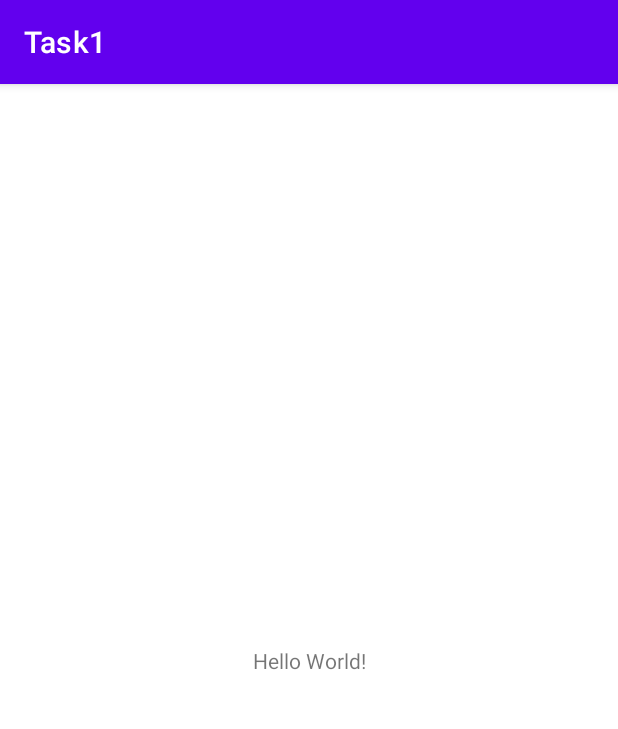
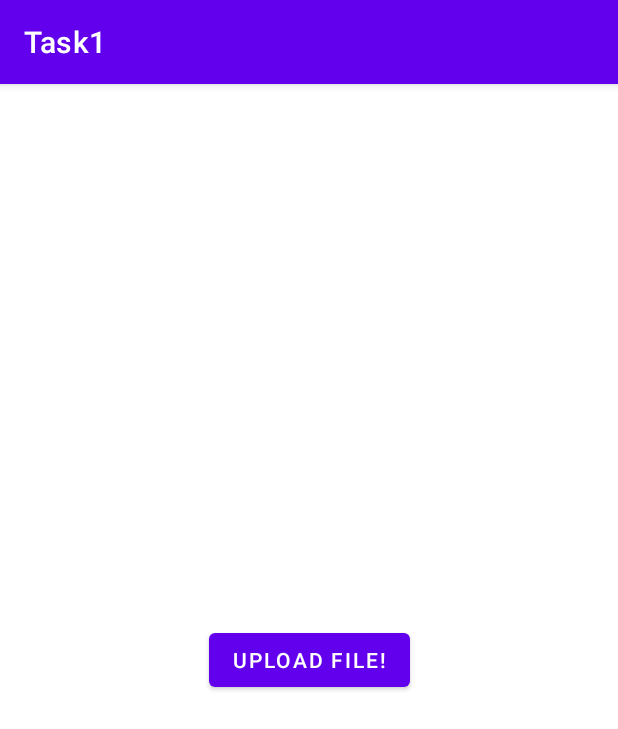
Before and after one commit to nadahossamm/cloudMessaging, an Android app: the screen it shows after launch (MainActivity), on a phone screen of 412 x 824 dp. Shown: the top 729 px of the screen. Run offline under Robolectric (Android 15) with nearby library versions, the phone set to English and light mode, and no system bars; our stand-ins replace Firebase (no records; nobody signed in at launch, a user with empty details on screens opened directly); 1 statement that could not run was skipped.

Commit message:
UploadFile

```diff
--- a/app/src/main/res/layout/activity_main.xml
+++ b/app/src/main/res/layout/activity_main.xml
@@ -6,10 +6,11 @@
     android:layout_height="match_parent"
     tools:context=".MainActivity">
 
-    <TextView
+    <Button
+        android:id="@+id/upload"
         android:layout_width="wrap_content"
         android:layout_height="wrap_content"
-        android:text="Hello World!"
+        android:text="Upload File!"
         app:layout_constraintBottom_toBottomOf="parent"
         app:layout_constraintLeft_toLeftOf="parent"
         app:layout_constraintRight_toRightOf="parent"
```
Also changed, not shown: app/src/main/java/com/example/task1_20180308_20180131_20170090/MainActivity.java (+61 -13 lines).
